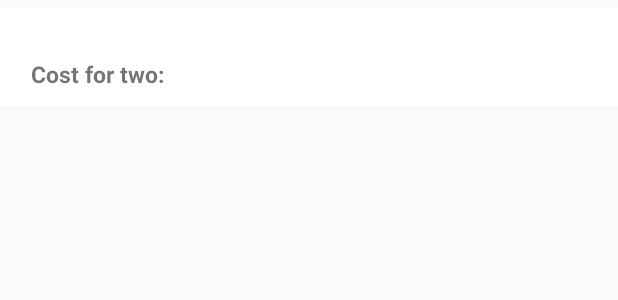
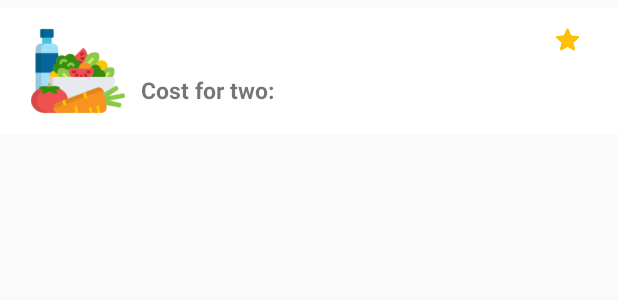
Before and after one commit to labhyasharma/hiveAssignment, an Android app: the layout restaurant_item.xml on its own in the app's theme, with its tools: preview values and no code run, on a phone screen of 412 x 824 dp. Shown: the top 300 px of the screen. Run offline under Robolectric (Android 15) with nearby library versions, the phone set to English and light mode, and no system bars.

Commit message:
#comment design improved

```diff
--- a/app/src/main/res/layout/activity_main.xml
+++ b/app/src/main/res/layout/activity_main.xml
@@ -12,7 +12,8 @@
 
     <FrameLayout
         android:layout_width="match_parent"
-        android:layout_height="match_parent">
+        android:layout_height="match_parent"
+        android:background="@color/white">
 
         <LinearLayout
             android:layout_width="match_parent"
--- a/app/src/main/res/layout/restaurant_item.xml
+++ b/app/src/main/res/layout/restaurant_item.xml
@@ -17,20 +17,30 @@
         android:paddingStart="@dimen/_16sdp"
         android:paddingEnd="@dimen/_16sdp"
         android:paddingBottom="@dimen/_8sdp"
+        android:paddingTop="@dimen/_8sdp"
         android:layout_marginTop="@dimen/_4sdp">
+
+        <ImageView
+            android:id="@+id/iconFood"
+            android:layout_width="@dimen/_48sdp"
+            android:layout_height="@dimen/_48sdp"
+            android:layout_centerVertical="true"
+            android:src="@drawable/food"/>
 
         <TextView
             android:id="@+id/tvRestaurantName"
             android:layout_width="wrap_content"
             android:layout_height="wrap_content"
+            android:layout_toEndOf="@+id/iconFood"
+            android:layout_marginStart="@dimen/_8sdp"
             android:text="@{model.restaurant.name}"
-            android:textSize="@dimen/_16sdp"
-            android:textColor="@color/red"
-            android:textStyle="bold"/>
+            android:textSize="@dimen/_16sdp" />
 
         <LinearLayout
             android:layout_width="wrap_content"
             android:layout_height="wrap_content"
+            android:layout_toEndOf="@+id/iconFood"
+            android:layout_marginStart="@dimen/_8sdp"
             android:layout_below="@+id/tvRestaurantName"
             android:layout_marginTop="@dimen/_4sdp"
             android:orientation="horizontal">
@@ -53,6 +63,27 @@
                 android:textStyle="bold"/>
         </LinearLayout>
 
+        <LinearLayout
+            android:layout_width="wrap_content"
+            android:layout_height="wrap_content"
+            android:orientation="horizontal"
+            android:gravity="center"
+            android:layout_alignParentEnd="true" >
+
+            <ImageView
+                android:layout_width="@dimen/_12sdp"
+                android:layout_height="@dimen/_12sdp"
+                android:src="@drawable/star"/>
+
+            <TextView
+                android:layout_width="wrap_content"
+                android:layout_height="wrap_content"
+                android:layout_marginStart="@dimen/_4sdp"
+                android:text="@{model.restaurant.user_rating.aggregate_rating}"
+                android:textSize="@dimen/_12sdp" />
+
+        </LinearLayout>
+
 
     </RelativeLayout>
 </layout>
```
Also changed, not shown: app/src/main/java/com/hive/hivetestassignment/userInterface/RestaurantDetailDataModel.java (+9 -0 lines), app/src/main/java/com/hive/hivetestassignment/userInterface/UserRatingDataModel.java (added, +13 -0 lines), app/src/main/res/drawable/food.png (added), app/src/main/res/drawable/star.png (added).
